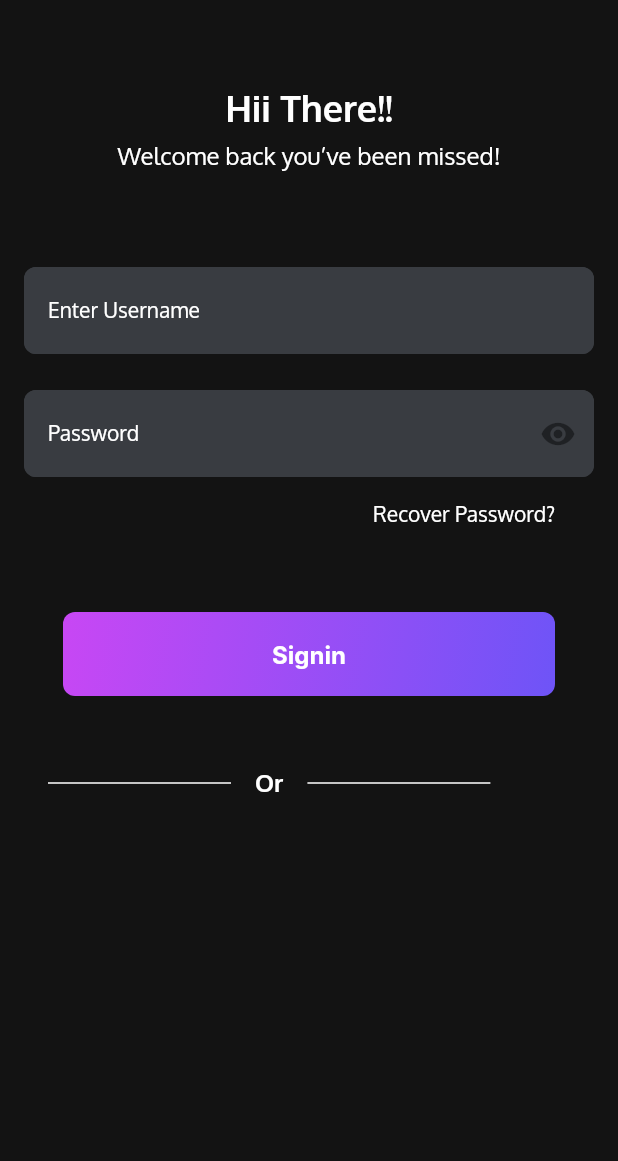
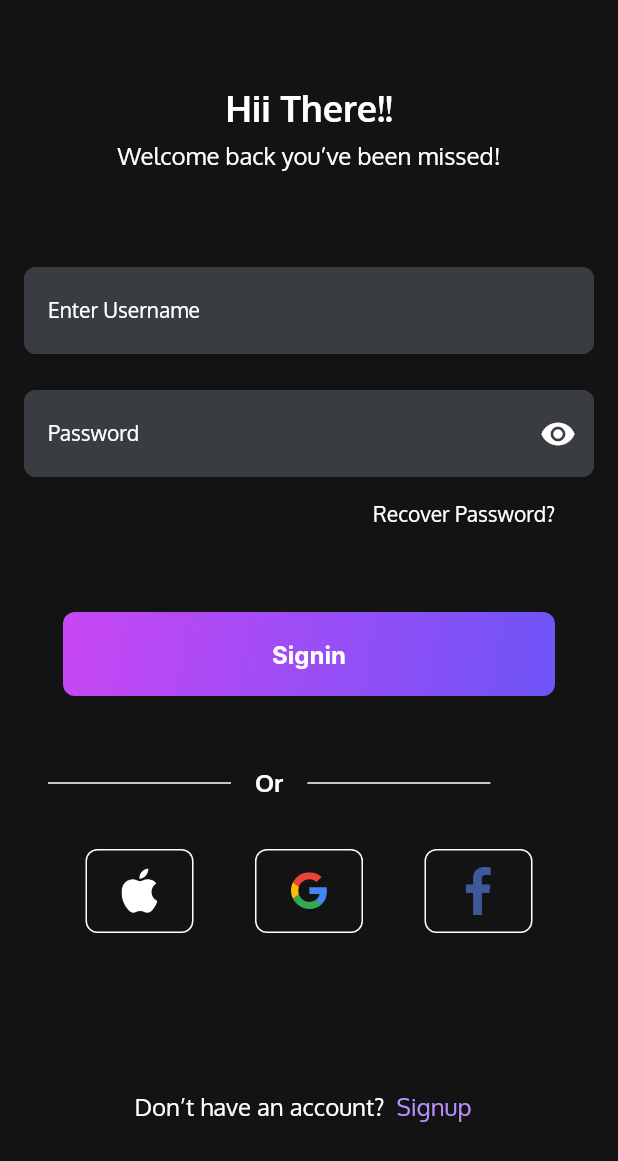
Before and after one commit to HamsterWearsGlasses/the_alarm_app, a Flutter app: the LoginScreen screen opened directly, on a phone screen of 412 x 824 dp. Shown: the top 1161 px of the screen. Run offline on Flutter 3.47's test engine with Material 2 defaults, Android fonts, the phone set to English and light mode, and no system bars; our stand-ins replace flutter_svg; Roboto replaces fonts that are missing (Inter).

Commit message:
login screen

```diff
--- /dev/null
+++ b/lib/common/custom_text_button.dart
@@ -0,0 +1,28 @@
+import 'package:flutter/material.dart';
+import 'package:the_alarm_app/presentation/theme/color.dart';
+
+class CustomTextButton extends StatelessWidget {
+  final VoidCallback onPressed;
+  final String textButton;
+  const CustomTextButton({
+    super.key,
+    required this.onPressed,
+    required this.textButton,
+  });
+
+  @override
+  Widget build(BuildContext context) {
+    return TextButton(
+      onPressed: onPressed,
+      child: Text(
+        textButton,
+        style: TextStyle(
+          fontFamily: "Oxygen",
+          fontSize: 16,
+          fontWeight: FontWeight.w400,
+          color: AppColor.primaryColor,
+        ),
+      ),
+    );
+  }
+}
--- /dev/null
+++ b/lib/common/custom_widget.dart
@@ -0,0 +1,37 @@
+import 'package:flutter/material.dart';
+import 'package:flutter_svg/flutter_svg.dart';
+import 'package:the_alarm_app/presentation/theme/color.dart';
+
+class CustomWidget extends StatelessWidget {
+  final String assetsLogo;
+  final VoidCallback onPressed;
+  const CustomWidget({
+    super.key,
+    required this.assetsLogo,
+    required this.onPressed,
+  });
+
+  @override
+  Widget build(BuildContext context) {
+    return Container(
+      height: 56,
+      width: 72,
+      decoration: BoxDecoration(
+        borderRadius: BorderRadius.circular(8),
+        border: Border.all(color: AppColor.textColor),
+      ),
+      child: ElevatedButton(
+        onPressed: onPressed,
+        style: ElevatedButton.styleFrom(
+          fixedSize: const Size(72, 56),
+          shape: RoundedRectangleBorder(
+            borderRadius: BorderRadius.circular(8),
+          ),
+          backgroundColor: Colors.transparent,
+          shadowColor: Colors.transparent,
+        ),
+        child: SvgPicture.asset(assetsLogo),
+      ),
+    );
+  }
+}
--- a/lib/presentation/login_screen/login_screen.dart
+++ b/lib/presentation/login_screen/login_screen.dart
@@ -1,7 +1,10 @@
 import 'package:flutter/material.dart';
 import 'package:the_alarm_app/common/custom_button.dart';
 import 'package:the_alarm_app/common/custom_field.dart';
+import 'package:the_alarm_app/common/custom_text_button.dart';
+import 'package:the_alarm_app/common/custom_widget.dart';
 import 'package:the_alarm_app/presentation/theme/color.dart';
+import 'package:the_alarm_app/presentation/welcome_screen/welcome_screen.dart';
 
 class LoginScreen extends StatefulWidget {
   const LoginScreen({super.key});
@@ -20,7 +23,8 @@ class _LoginScreenState extends State<LoginScreen> {
   Widget build(BuildContext context) {
     return Scaffold(
       backgroundColor: AppColor.backgroundColor,
-      body: Center(
+      body: SingleChildScrollView(
+        child: Center(
           child: Container(
             padding: const EdgeInsets.symmetric(horizontal: 16),
             child: Column(
@@ -70,7 +74,10 @@ class _LoginScreenState extends State<LoginScreen> {
                         hidePassword = !hidePassword;
                       });
                     },
-                  child: Icon(Icons.remove_red_eye_rounded),
+                    child: Icon(
+                      Icons.remove_red_eye_rounded,
+                      color: AppColor.textColor,
+                    ),
                   ),
                 ),
                 const SizedBox(
@@ -95,7 +102,15 @@ class _LoginScreenState extends State<LoginScreen> {
                 ),
                 CustomButton(
                   textButton: "Signin",
-                onPressed: () {},
+                  onPressed: () {
+                    Navigator.of(context).push(
+                      MaterialPageRoute(
+                        builder: (_) {
+                          return WelcomeScreen();
+                        },
+                      ),
+                    );
+                  },
                 ),
                 const SizedBox(
                   height: 48,
@@ -129,8 +144,50 @@ class _LoginScreenState extends State<LoginScreen> {
                       ),
                     ),
                   ],
+                ),
+                const SizedBox(
+                  height: 34,
+                ),
+                Row(
+                  mainAxisAlignment: MainAxisAlignment.spaceEvenly,
+                  children: [
+                    CustomWidget(
+                      assetsLogo: "assets/images/logo_apple.svg",
+                      onPressed: () {},
+                    ),
+                    CustomWidget(
+                      assetsLogo: "assets/images/logo_google.svg",
+                      onPressed: () {},
+                    ),
+                    CustomWidget(
+                      assetsLogo: "assets/images/logo_facebook.svg",
+                      onPressed: () {},
+                    ),
+                  ],
+                ),
+                const SizedBox(
+                  height: 92,
+                ),
+                Row(
+                  mainAxisAlignment: MainAxisAlignment.center,
+                  children: [
+                    Text(
+                      "Don’t have an account?",
+                      style: TextStyle(
+                        fontFamily: "Oxygen",
+                        fontSize: 16,
+                        fontWeight: FontWeight.w400,
+                        color: AppColor.textColor,
+                      ),
+                    ),
+                    CustomTextButton(
+                      textButton: "Signup",
+                      onPressed: () {},
+                    ),
+                  ],
                 )
               ],
+            ),
           ),
         ),
       ),
--- a/lib/presentation/splash_screen/splash_screen.dart
+++ b/lib/presentation/splash_screen/splash_screen.dart
@@ -1,6 +1,6 @@
 import 'package:flutter/material.dart';
 import 'package:flutter_svg/flutter_svg.dart';
-import 'package:the_alarm_app/presentation/login_screen/login_screen.dart';
+import 'package:the_alarm_app/presentation/login_screen/before_login_screen.dart';
 import 'package:the_alarm_app/presentation/theme/color.dart';
 
 class SplashScreen extends StatefulWidget {
@@ -24,7 +24,7 @@ class _SplashScreenState extends State<SplashScreen> {
       Navigator.of(context).push(
         MaterialPageRoute(
           builder: (_) {
-            return const LoginScreen();
+            return const BeforeLogin();
           },
         ),
       );
```
Also changed, not shown: lib/presentation/login_screen/before_login_screen.dart (+25 -0 lines), lib/presentation/login_screen/custom_login_button.dart (added, +54 -0 lines), lib/presentation/welcome_screen/custom_welcome_button.dart (renamed from lib/presentation/welcome_screen/custom_text_button.dart, +5 -3 lines), lib/presentation/welcome_screen/welcome_screen.dart (+5 -13 lines), assets/images/logo_apple.svg (added), assets/images/logo_facebook.svg (added), assets/images/logo_google.svg (added). Lines whose indentation alone changed are shown as unchanged.
